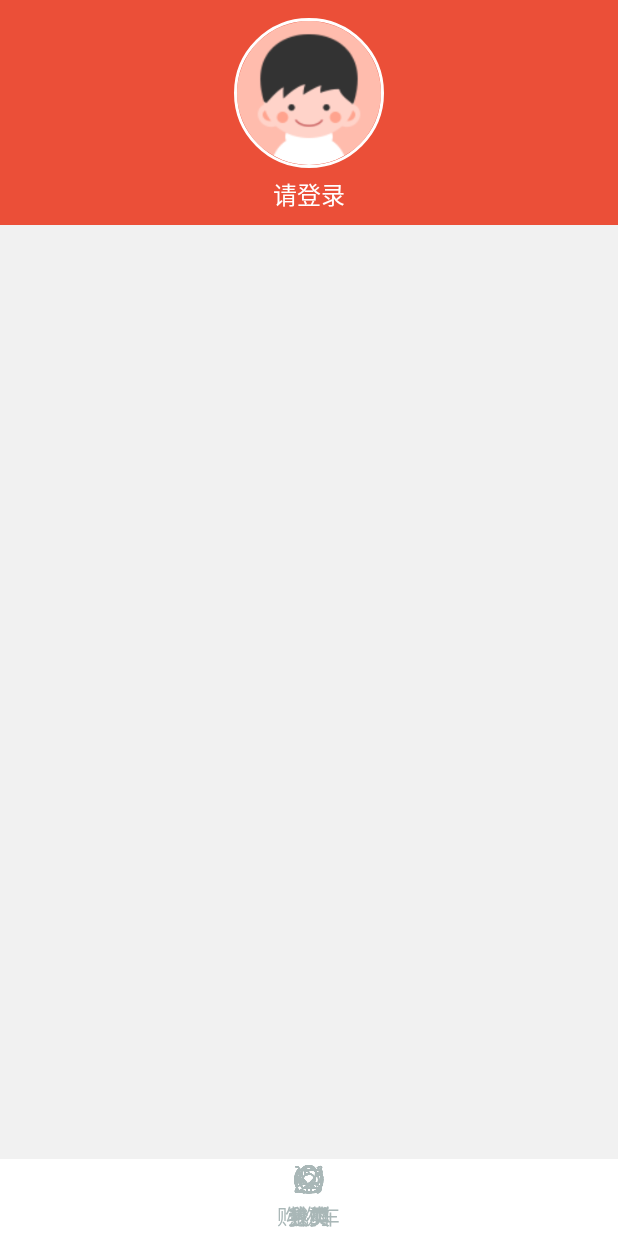
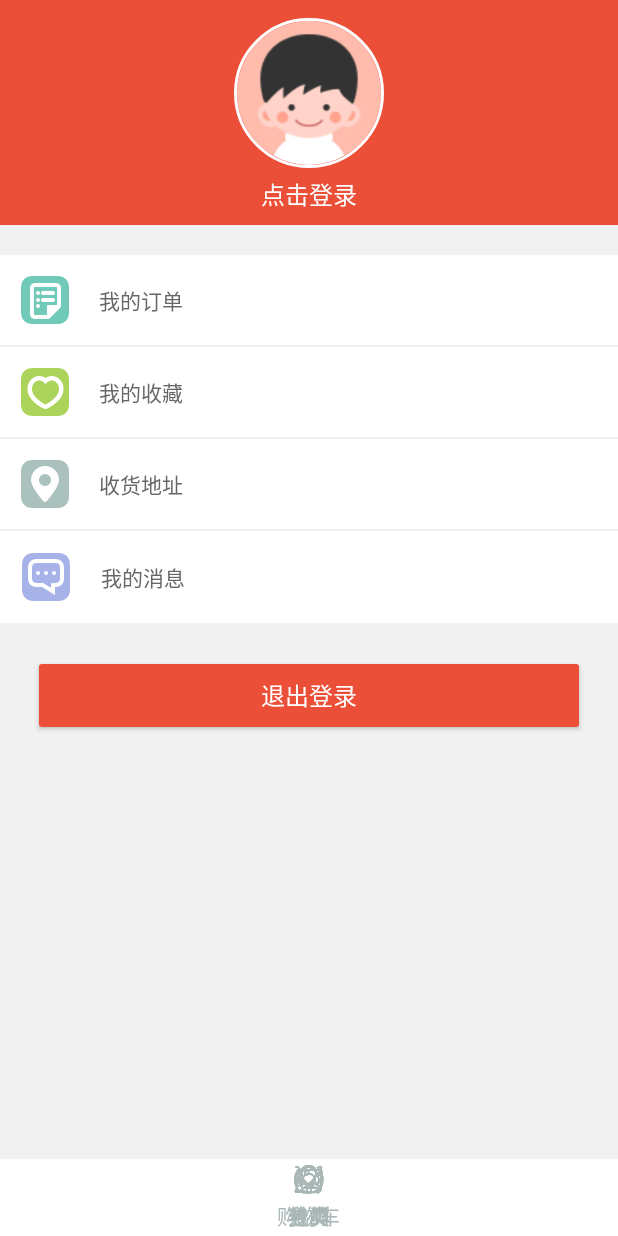
Before and after one commit to MidTse/MyShop, an Android app: the fragment MineFragment placed in its activity, on a phone screen of 412 x 824 dp. Run offline under Robolectric (Android 15) with nearby library versions, the phone set to English and light mode, and no system bars; our stand-ins replace CircleImageView, Picasso; libraries missing offline, so code that uses them is left out: com.daimajia.slider; pictures from the network do not load; 9 statements that could not run were skipped.

```diff
--- a/app/src/main/java/com/example/myshop/activity/LoginActivity.java
+++ b/app/src/main/java/com/example/myshop/activity/LoginActivity.java
@@ -1,5 +1,8 @@
 package com.example.myshop.activity;
 
+import android.animation.Animator;
+import android.animation.AnimatorListenerAdapter;
+import android.animation.ObjectAnimator;
 import android.support.v7.app.AppCompatActivity;
 import android.os.Bundle;
 import android.text.TextUtils;
@@ -34,6 +37,7 @@ public class LoginActivity extends AppCompatActivity implements View.OnClickList
 
     private OkHttpHelper mHttpHelper = OkHttpHelper.getInstance();
 
+
     @Override
     protected void onCreate(Bundle savedInstanceState) {
         super.onCreate(savedInstanceState);
@@ -41,6 +45,7 @@ public class LoginActivity extends AppCompatActivity implements View.OnClickList
 
         initView();
         initEvent();
+
     }
 
     private void initView() {
--- a/app/src/main/java/com/example/myshop/http/BaseCallback.java
+++ b/app/src/main/java/com/example/myshop/http/BaseCallback.java
@@ -57,4 +57,12 @@ public abstract class BaseCallback <T> {
      * @param e
      */
     public abstract void onError(Response response, int code,Exception e) ;
+
+    /**
+     * Token 验证失败。状态码401,402,403 等时调用此方法
+     * @param response
+     * @param code
+     */
+    public abstract void onTokenError(Response response, int code);
+
 }
--- a/app/src/main/java/com/example/myshop/http/OkHttpHelper.java
+++ b/app/src/main/java/com/example/myshop/http/OkHttpHelper.java
@@ -21,6 +21,10 @@ import java.util.concurrent.TimeUnit;
 public class OkHttpHelper {
 
     public static final String TAG="OkHttpHelper";
+
+    public static final int TOKEN_MISSING=401;// token 丢失
+    public static final int TOKEN_ERROR=402; // token 错误
+    public static final int TOKEN_EXPIRE=403; // token 过期
 
     private static OkHttpHelper mInstance;
     private OkHttpClient mHttpClient;
@@ -85,7 +89,13 @@ public class OkHttpHelper {
                         }
 
                     }
-                }else {
+                }
+                else if (response.code() == TOKEN_MISSING || response.code() == TOKEN_ERROR
+                        || response.code() == TOKEN_EXPIRE) {
+
+                    callbackTokenError(callback, response);
+
+                } else {
                     callbackError(callback, response, null);
                 }
 
@@ -162,6 +172,15 @@ public class OkHttpHelper {
         });
     }
 
+    private void callbackTokenError(final BaseCallback callback, final Response response) {
+        mHandler.post(new Runnable() {
+            @Override
+            public void run() {
+                callback.onTokenError(response, response.code());
+            }
+        });
+    }
+
     enum HttpMethodType{
 
         GET,
--- a/app/src/main/java/com/example/myshop/http/SpotsCallBack.java
+++ b/app/src/main/java/com/example/myshop/http/SpotsCallBack.java
@@ -31,4 +31,9 @@ public abstract class SpotsCallBack<T> extends BaseCallback<T> {
     public void onResponse(Response response) {
 
     }
+
+    @Override
+    public void onTokenError(Response response, int code) {
+
+    }
 }
--- a/app/src/main/res/layout/fragment_mine.xml
+++ b/app/src/main/res/layout/fragment_mine.xml
@@ -3,6 +3,7 @@
     xmlns:android="http://schemas.android.com/apk/res/android"
     xmlns:app="http://schemas.android.com/apk/res-auto"
     android:orientation="vertical"
+    android:background="@color/bg_color"
     android:layout_height="match_parent"
     android:layout_width="match_parent">
 
@@ -36,4 +37,56 @@
 
     </LinearLayout>
 
+    <ScrollView
+        android:layout_width="match_parent"
+        android:layout_height="wrap_content">
+
+        <LinearLayout
+            android:orientation="vertical"
+            android:layout_width="match_parent"
+            android:layout_height="match_parent"
+            android:layout_marginTop="20dp">
+
+            <TextView
+                android:id="@+id/txt_orders"
+                android:drawableLeft="@drawable/icon_list_o"
+                android:text="@string/my_orders"
+                style="@style/mine_txt_itme"/>
+
+            <View style="@style/line_horizontal"/>
+
+            <TextView
+                android:id="@+id/txt_favorite"
+                android:drawableLeft="@drawable/icon_favorite"
+                android:text="@string/my_favorite"
+                style="@style/mine_txt_itme"/>
+
+            <View style="@style/line_horizontal"/>
+
+            <TextView
+                android:id="@+id/txt_location"
+                android:drawableLeft="@drawable/icon_location"
+                android:text="@string/my_addresses"
+                style="@style/mine_txt_itme"/>
+
+            <View style="@style/line_horizontal"/>
+
+            <TextView
+                android:id="@+id/txt_msg"
+                android:drawableLeft="@drawable/icon_msg"
+                android:text="@string/my_msg"
+                style="@style/mine_txt_itme"/>
+
+            <View style="@style/line_horizontal"/>
+
+            <Button
+                android:id="@+id/btn_loginout"
+                android:text="@string/logout"
+                style="@style/bitThemeButton"
+                android:layout_margin="26dp"/>
+
+        </LinearLayout>
+
+    </ScrollView>
+
 </LinearLayout>
--- a/app/src/main/res/values/strings.xml
+++ b/app/src/main/res/values/strings.xml
@@ -11,6 +11,13 @@
     <string name="tablayout_price">价格</string>
     <string name="tablayout_sale">销量</string>
 
-    <string name="tologin">请登录</string>
+    <string name="tologin">点击登录</string>
+    <string name="my_orders">我的订单</string>
+    <string name="my_favorite">我的收藏</string>
+    <string name="my_info">个人资料</string>
+    <string name="my_addresses">收货地址</string>
+    <string name="my_msg">我的消息</string>
+    <string name="logout">退出登录</string>
+    <string name="token_error">登录失效，请重新登录</string>
 
 </resources>
--- a/app/src/main/res/values/styles.xml
+++ b/app/src/main/res/values/styles.xml
@@ -95,6 +95,7 @@
     </style>
 
     <style name="bitThemeButton" parent="@style/bigButton">
+        <item name="android:minHeight">42dp</item>
         <item name="android:background">@drawable/bg_btn_style_color_theme</item>
     </style>
 
@@ -129,4 +130,15 @@
         <item name="android:background">@null</item>
     </style>
 
+    <style name="mine_txt_itme">
+        <item name="android:layout_width">match_parent</item>
+        <item name="android:layout_height">wrap_content</item>
+        <item name="android:padding">14dp</item>
+        <item name="android:background">@drawable/selector_list_item</item>
+        <item name="android:gravity">center_vertical</item>
+        <item name="android:drawablePadding">20dp</item>
+        <item name="android:textColor">@color/defaultTextColor</item>
+
+    </style>
+
 </resources>
```
Also changed, not shown: app/src/main/res/drawable-hdpi/icon_favorite.png (added), app/src/main/res/drawable-hdpi/icon_list_o.png (added), app/src/main/res/drawable-hdpi/icon_location.png (added), app/src/main/res/drawable-hdpi/icon_msg.png (added), app/src/main/res/drawable/icon_favorite.png (added), app/src/main/res/drawable/icon_list_o.png (added), app/src/main/res/drawable/icon_location.png (added), app/src/main/res/drawable/icon_msg.png (added), 1 other file.
